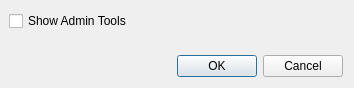
This is plugin/controller/subcontrollers/subcontrollers/subcontrollers/dialogs/settingsdialog.ui in 32BT/QGIS-32BT-Feature-Annotation-Toolbar as Qt 5 draws it before an edit. The edited form follows.
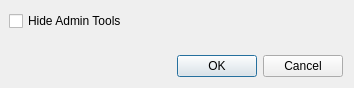
This is the edited form.

Commit message: Change Show to Hide in settings

```diff
--- a/plugin/controller/subcontrollers/subcontrollers/subcontrollers/dialogs/settingsdialog.ui
+++ b/plugin/controller/subcontrollers/subcontrollers/subcontrollers/dialogs/settingsdialog.ui
@@ -20,7 +20,7 @@
    <item>
     <widget class="QCheckBox" name="adminTools">
      <property name="text">
-      <string>Show Admin Tools</string>
+      <string>Hide Admin Tools</string>
      </property>
     </widget>
    </item>
```
The commit also changes 4 other files.
